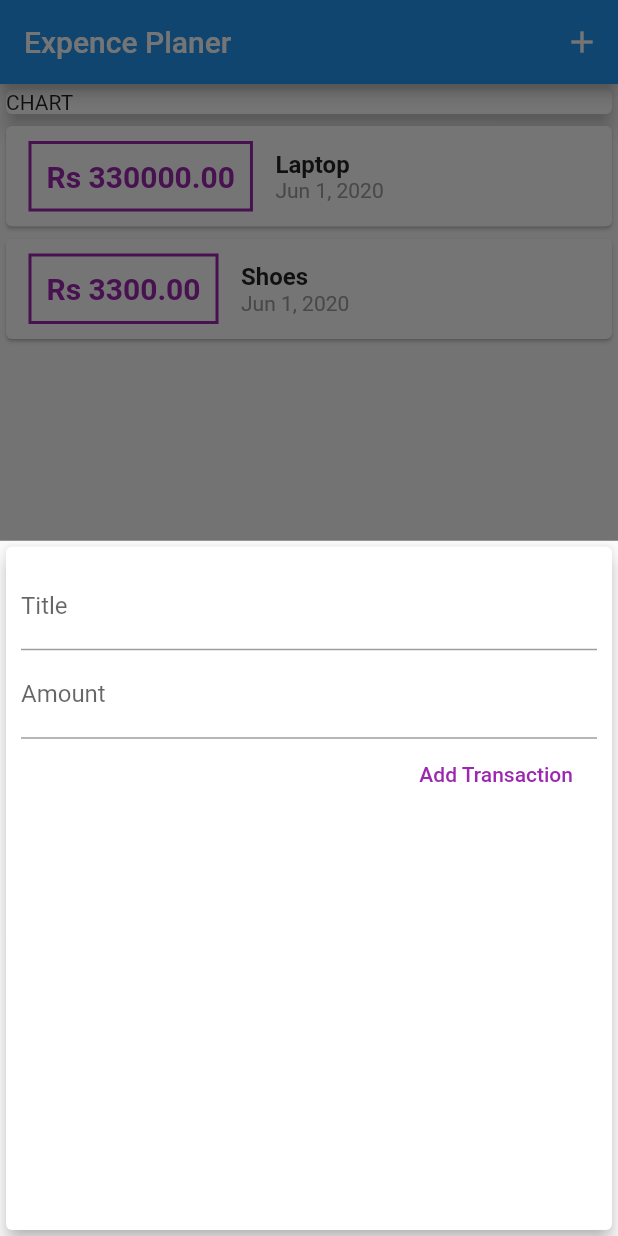
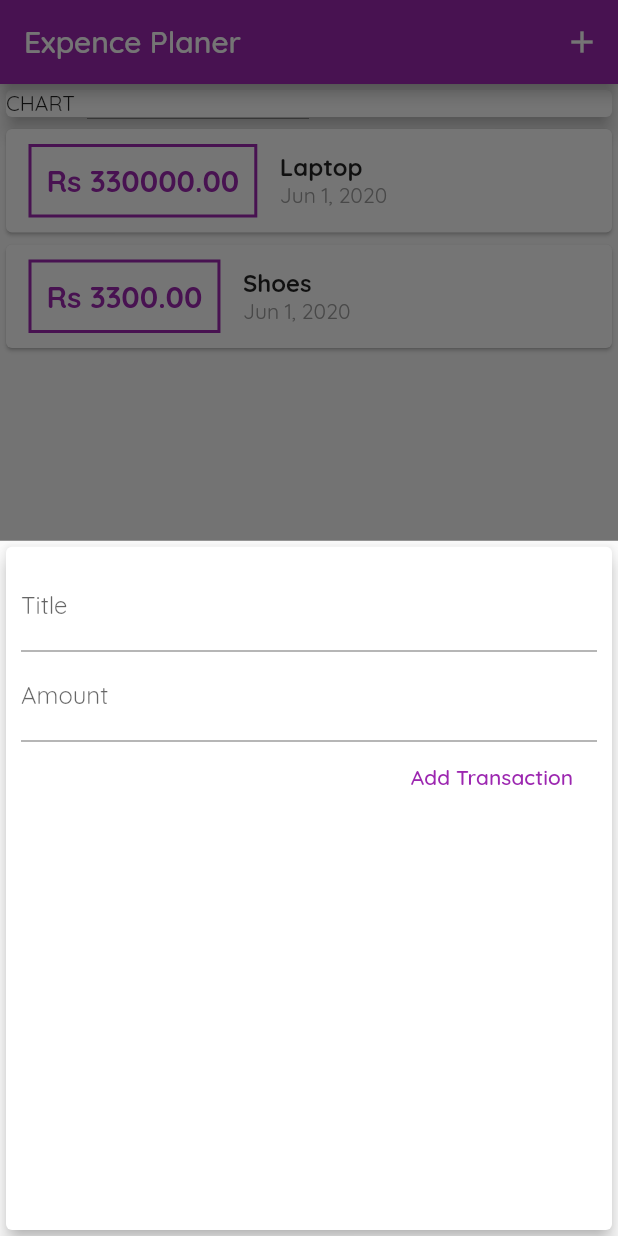
Before and after one commit to Thanveerahmd/Expense_Planner, a Flutter app: the screen it shows after launch, after a tap on the "add" icon, on a phone screen of 412 x 824 dp. Run offline on Flutter 3.47's test engine with Material 2 defaults, Android fonts, the phone set to English and light mode, and no system bars.

Commit message:
new updates

```diff
--- a/lib/main.dart
+++ b/lib/main.dart
@@ -14,6 +14,10 @@
     return MaterialApp(
       title: 'Expence Planner',
       home: MyHomePage(),
+      theme: ThemeData(
+          primarySwatch: Colors.purple,
+          accentColor: Colors.amber,
+          fontFamily: 'Quicksand'),
     );
   }
 }
--- a/lib/widgets/Transaction_list.dart
+++ b/lib/widgets/Transaction_list.dart
@@ -19,14 +19,14 @@
                 Container(
                   margin: EdgeInsets.symmetric(vertical: 10, horizontal: 15),
                   decoration: BoxDecoration(
-                      border: Border.all(color: Colors.purple, width: 2)),
+                      border: Border.all(color:Theme.of(context).primaryColor, width: 2)),
                   padding: EdgeInsets.all(10),
                   child: Text(
                     'Rs ${transactions[index].amount.toStringAsFixed(2)}',
                     style: TextStyle(
                         fontWeight: FontWeight.bold,
                         fontSize: 20,
-                        color: Colors.purple),
+                        color: Theme.of(context).primaryColor),
                   ),
                 ),
                 Column(
--- a/lib/widgets/new_transaction.dart
+++ b/lib/widgets/new_transaction.dart
@@ -1,12 +1,19 @@
 import 'package:flutter/material.dart';
 
-class NewTransaction extends StatelessWidget {
+class NewTransaction extends StatefulWidget {
   final Function newtran;
 
-  final titleController = TextEditingController();
-  final amountController = TextEditingController();
 
   NewTransaction(this.newtran);
+
+  @override
+  _NewTransactionState createState() => _NewTransactionState();
+}
+
+class _NewTransactionState extends State<NewTransaction> {
+  final titleController = TextEditingController();
+
+  final amountController = TextEditingController();
 
   void submitData() {
     final enterdTitle = titleController.text;
@@ -16,7 +23,8 @@
     }
 
     final enteredAmount = double.parse(amountController.text);
-    newtran(enterdTitle, enteredAmount);
+    widget.newtran(enterdTitle, enteredAmount);
+    Navigator.of(context).pop();
   }
 
   @override
```
Also changed, not shown: pubspec.yaml (+13 -11 lines), assets/fonts/OpenSans-Bold.ttf (added), assets/fonts/OpenSans-Regular.ttf (added), assets/fonts/Quicksand-Bold.ttf (added), assets/fonts/Quicksand-Light.ttf (added), assets/fonts/Quicksand-Medium.ttf (added), assets/fonts/Quicksand-Regular.ttf (added).
